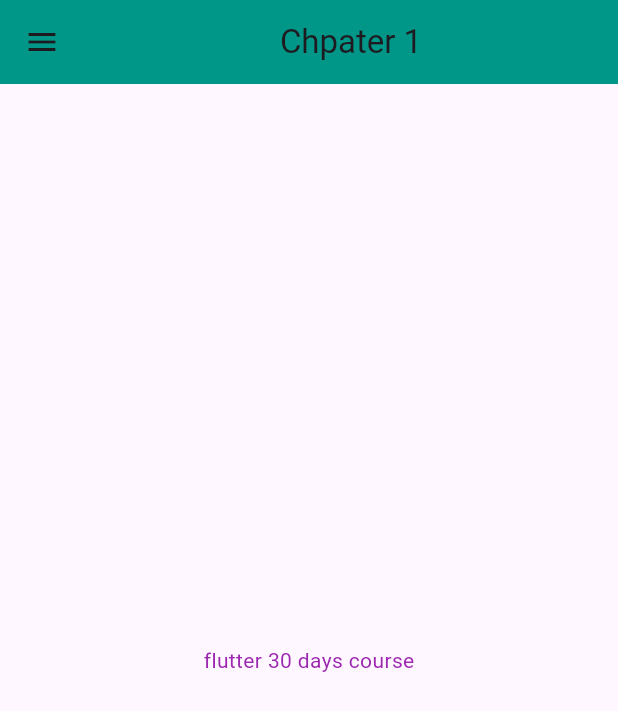
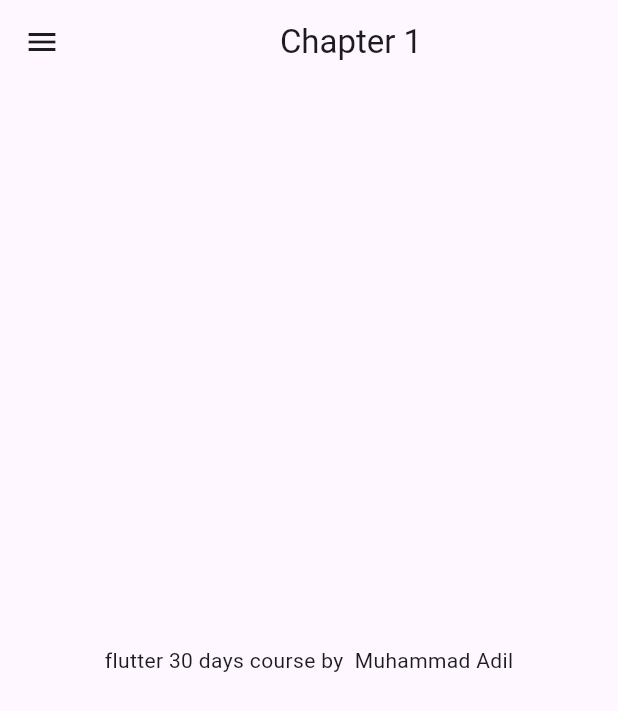
Before and after one commit to ADIL41/Flutter, a Flutter app: the screen it shows after launch, on a phone screen of 412 x 824 dp. Shown: the top 711 px of the screen. Run offline on Flutter 3.47's test engine with Material 3 defaults, Android fonts, the phone set to English and light mode, and no system bars.

Commit message:
Day_3 completed

```diff
--- a/lib/main.dart
+++ b/lib/main.dart
@@ -1,16 +1,30 @@
 import 'package:flutter/material.dart';
-import 'package:untitled/home_page.dart';
+import 'package:untitled/pages/home_page.dart';
+import 'package:untitled/pages/login_page.dart';
 
-void main(){
+void main() {
   runApp(MyApp());
 }
+
 class MyApp extends StatelessWidget {
   const MyApp({super.key});
-    @override
+  @override
   Widget build(BuildContext context) {
     return MaterialApp(
       debugShowCheckedModeBanner: false,
-      home:HomePage(),
+      themeMode: ThemeMode.light,
+      theme: ThemeData(primarySwatch: Colors.teal),
+      darkTheme: ThemeData(
+        brightness: Brightness.light
+      ),
+      initialRoute: "/home", // by default start with home screen
+      routes: {
+        "/": (context)=> LoginPage(), // use to move to next screen
+        "/home": (context)=> HomePage(),
+        "/login": (context)=>LoginPage(),// move to Login Screen/ page
+      },
     );
+    //In Day 3 we have learned class,function,Routes
+
   }
 }
--- a/lib/home_page.dart
+++ b/lib/pages/home_page.dart
@@ -1,4 +1,3 @@
-import 'package:flutter/cupertino.dart';
 import 'package:flutter/material.dart';
 
 class HomePage extends StatelessWidget {
@@ -10,13 +9,10 @@ class HomePage extends StatelessWidget {
   Widget build(BuildContext context) {
     return Scaffold(
       appBar: AppBar(
-        backgroundColor: Colors.teal,
-        title: Center(child: Text('Chpater 1')),
-      ),
+          title: Center(child: Text('Chapter 1'))),
       body: Center(
         child: Text(
-          'flutter 30 days course',
-          style: TextStyle(color: Colors.purple),
+          'flutter $day days course by  $name',
         ),
       ),
       drawer: Drawer(),
```
Also changed, not shown: lib/pages/login_page.dart (added, +21 -0 lines).
